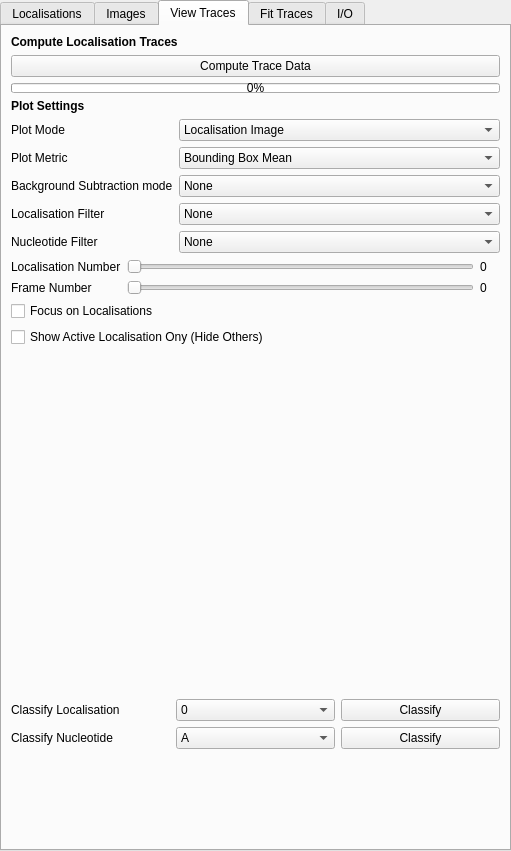
piedrro/napari-GapSeq, file src/napari_gapseq/gapseq_ui.ui: the form before one commit.
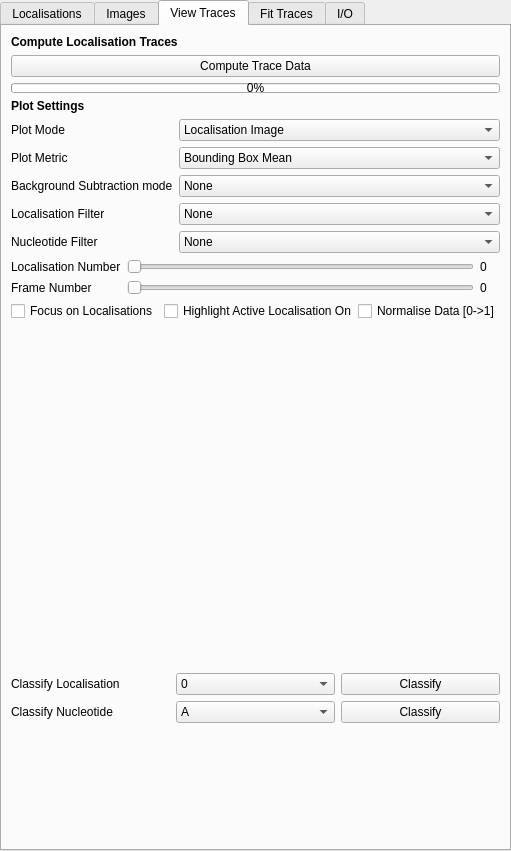
The form after the commit. The open tabs and pages were chosen to show the change.

Commit message: fixed active CPD bug

What changed in the file:
```diff
--- a/src/napari_gapseq/gapseq_ui.ui
+++ b/src/napari_gapseq/gapseq_ui.ui
@@ -1103,18 +1103,29 @@
      </layout>
     </item>
     <item>
+     <layout class="QGridLayout" name="gridLayout_7">
+      <item row="0" column="1">
+       <widget class="QCheckBox" name="plot_show_active">
+        <property name="text">
+         <string>Highlight Active Localisation Only</string>
+        </property>
+       </widget>
+      </item>
+      <item row="0" column="2">
+       <widget class="QCheckBox" name="plot_normalise">
+        <property name="text">
+         <string>Normalise Data [0-&gt;1]</string>
+        </property>
+       </widget>
+      </item>
+      <item row="0" column="0">
      <widget class="QCheckBox" name="plot_localisation_focus">
       <property name="text">
        <string>Focus on Localisations</string>
       </property>
      </widget>
     </item>
-    <item>
-     <widget class="QCheckBox" name="plot_show_active">
-      <property name="text">
-       <string>Show Active Localisation Ony (Hide Others)</string>
-      </property>
-     </widget>
+     </layout>
     </item>
     <item>
      <widget class="QWidget" name="graph_container" native="true">
```
Left out of the diff: 9 changed lines with no effect on the pictures. Lines whose indentation alone changed are shown as unchanged. The commit also changes 2 other files.
